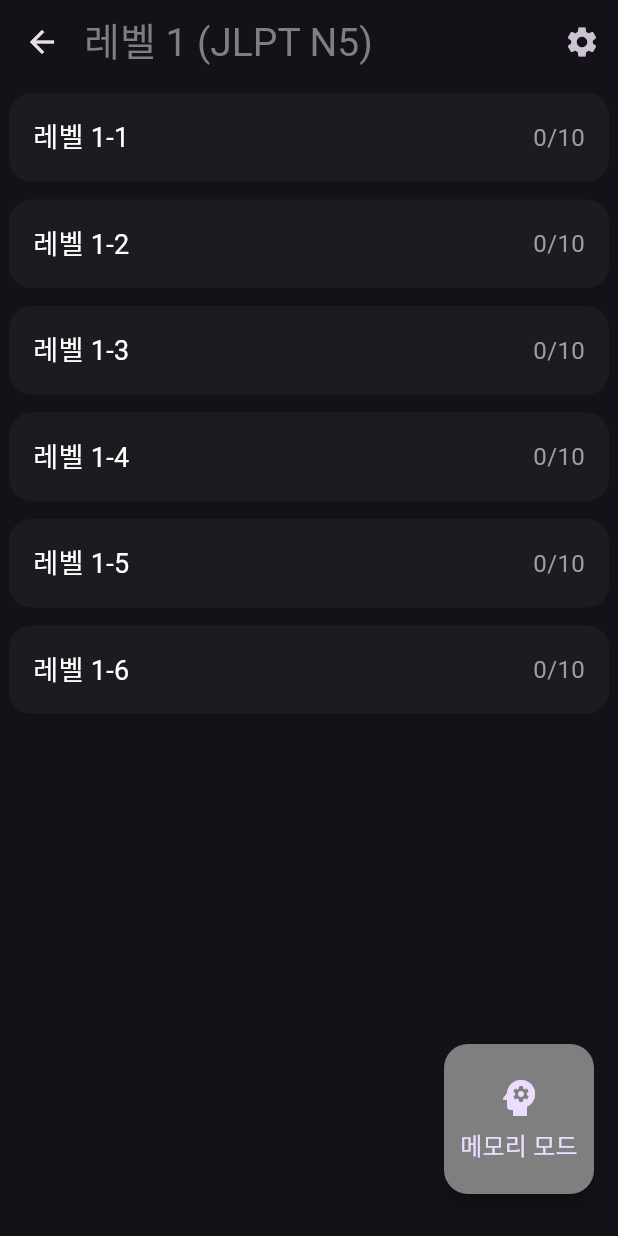
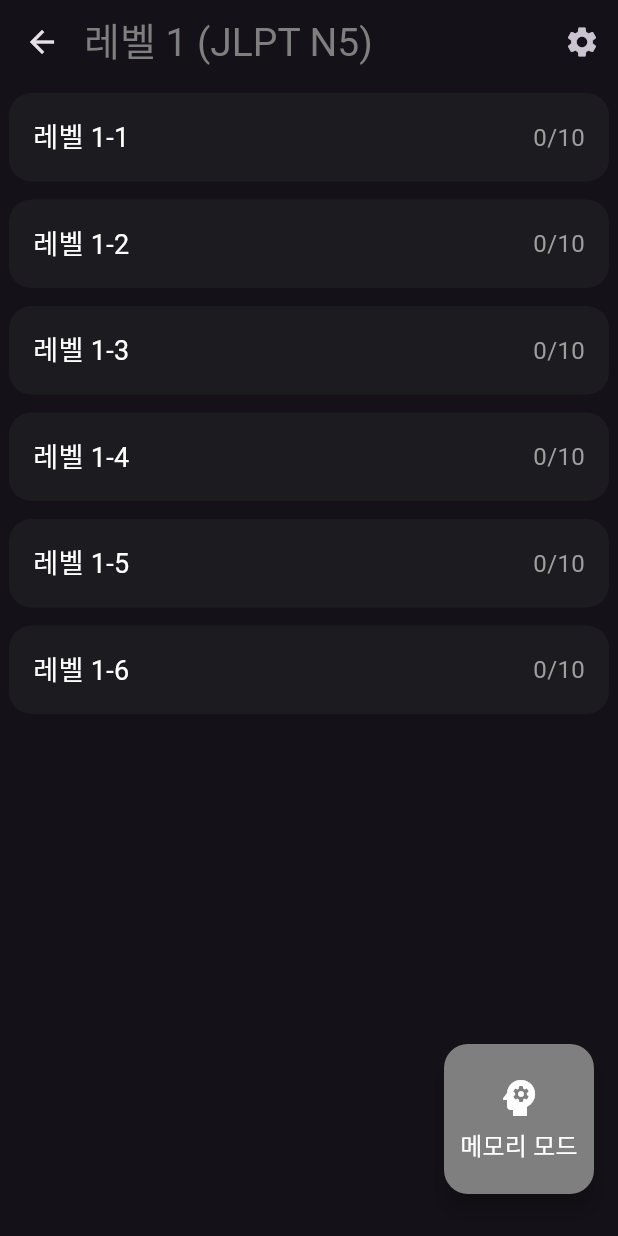
Before and after one commit to yoosukkim-create/Japanese, a Flutter app: the screen it shows after launch, after a tap on "레벨 1 (JLPT N5)", on a phone screen of 412 x 824 dp. Run offline on Flutter 3.47's test engine with Material 3 defaults, Android fonts, the phone set to English and light mode, and no system bars; our stand-ins replace google_fonts, shared_preferences, signature; Roboto replaces fonts that are missing (Jua).

Commit message:
memory mode color

```diff
--- a/lib/views/screens/word_group_screen.dart
+++ b/lib/views/screens/word_group_screen.dart
@@ -128,13 +128,20 @@ class WordGroupScreen extends StatelessWidget {
             },
             child: Column(
               mainAxisAlignment: MainAxisAlignment.center,
-              children: const [
-                Icon(Icons.psychology, size: 32),
-                SizedBox(height: 4),
+              children: [
+                Icon(
+                  Icons.psychology,
+                  size: 32,
+                  color: textColor(context),
+                ),
+                const SizedBox(height: 4),
                 Text(
                   '메모리 모드',
                   textAlign: TextAlign.center,
-                  style: TextStyle(fontSize: 16),
+                  style: TextStyle(
+                    fontSize: 16,
+                    color: textColor(context),
+                  ),
                 ),
               ],
             ),
```
